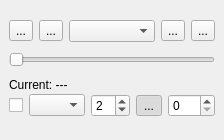
Before: the Qt Designer form src/LayerSliderDockWidgetBase.ui in mobermayer/layer-slider, drawn with Qt 5.
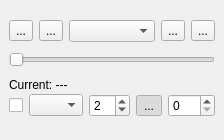
After: the same form once the commit is applied.

Diff of the .ui file:
```diff
--- a/src/LayerSliderDockWidgetBase.ui
+++ b/src/LayerSliderDockWidgetBase.ui
@@ -285,13 +285,13 @@
          </property>
          <property name="minimumSize">
           <size>
-           <width>39</width>
+           <width>41</width>
            <height>0</height>
           </size>
          </property>
          <property name="maximumSize">
           <size>
-           <width>39</width>
+           <width>41</width>
            <height>16777215</height>
           </size>
          </property>
@@ -301,6 +301,9 @@
          <property name="toolTip">
           <string>Number of rasters to compose</string>
          </property>
+         <property name="alignment">
+          <set>Qt::AlignmentFlag::AlignLeading|Qt::AlignmentFlag::AlignLeft|Qt::AlignmentFlag::AlignVCenter</set>
+         </property>
          <property name="minimum">
           <number>1</number>
          </property>
```
Left out of the diff: 3 changed lines with no effect on the pictures.
